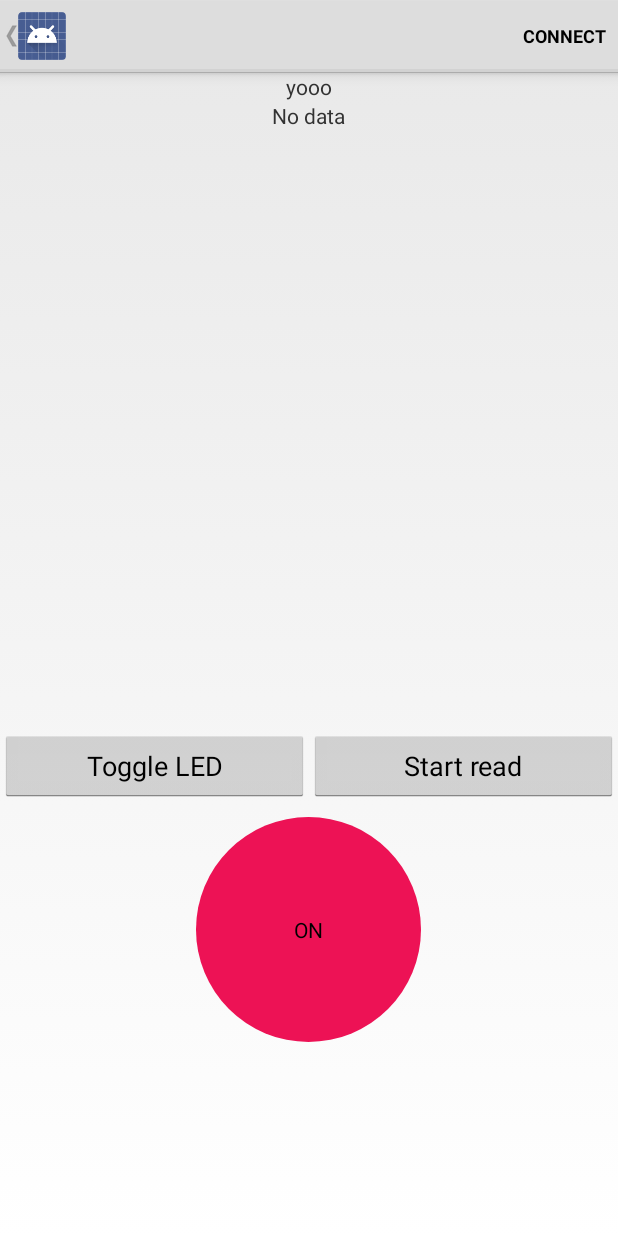
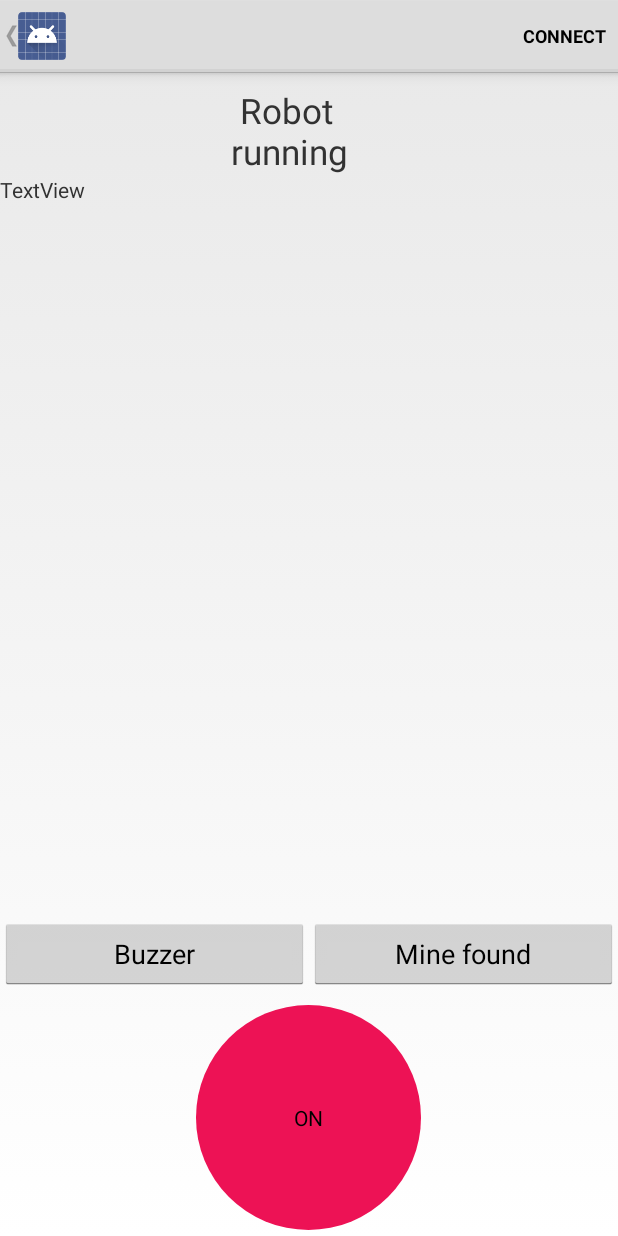
Before and after one commit to AntonioSurer/MineDetector-App, an Android app: the DeviceControlActivity screen opened directly, with no data from a screen before it, after a tap on an icon or button, on a phone screen of 412 x 824 dp. Run offline under Robolectric (Android 15) with nearby library versions, the phone set to English and light mode, and no system bars; 4 statements that could not run were skipped.

Commit message:
skicka data

```diff
--- a/Application/src/main/java/com/example/android/bluetoothlegatt/DeviceControlActivity.java
+++ b/Application/src/main/java/com/example/android/bluetoothlegatt/DeviceControlActivity.java
@@ -28,6 +28,7 @@ import android.content.ServiceConnection;
 import android.os.Bundle;
 import android.os.IBinder;
 import android.os.Vibrator;
+import android.support.design.widget.BottomSheetDialog;
 import android.util.Log;
 import android.view.Menu;
 import android.view.MenuItem;
@@ -169,6 +170,8 @@ public class DeviceControlActivity extends Activity {
         mDeviceName = intent.getStringExtra(EXTRAS_DEVICE_NAME);
         mDeviceAddress = intent.getStringExtra(EXTRAS_DEVICE_ADDRESS);
 
+
+
         /*
         // Sets up UI references.
         ((TextView) findViewById(R.id.device_address)).setText(mDeviceAddress);
@@ -187,18 +190,26 @@ public class DeviceControlActivity extends Activity {
 
         textView=findViewById(R.id.status_robot);
         textView.setVisibility(View.INVISIBLE);
+
+
+
+
+
+
+
+
     }
 
    public void changestateButton(View view){
     boolean checked = ((ToggleButton)view).isChecked();
     if(checked){
-
-         textView.setText("yooo");
+         mBluetoothLeService.writeCustomCharacteristic(111);
+         textView.setText(" Robot running");
          textView.setVisibility(view.VISIBLE);
    }
     else{
-
-    textView.setText("yaaaa");
+        mBluetoothLeService.writeCustomCharacteristic(101);
+        textView.setText("Robot stop");
 
     }
 
@@ -349,7 +360,7 @@ public class DeviceControlActivity extends Activity {
     public void onClickWrite(View v){
         if(mBluetoothLeService != null) {
             Vibrator vib = (Vibrator) getSystemService(Context.VIBRATOR_SERVICE);
-            mBluetoothLeService.writeCustomCharacteristic(1);
+            mBluetoothLeService.writeCustomCharacteristic(100);
             vib.vibrate(200);
         }
     }
--- a/Application/src/main/res/layout/led_control.xml
+++ b/Application/src/main/res/layout/led_control.xml
@@ -6,34 +6,38 @@
     android:gravity="center_horizontal">
 
 
+    <TextView
+        android:id="@+id/status_robot"
+        android:layout_width="103dp"
+        android:layout_height="wrap_content"
+        android:text="Status"
+        android:textSize="23sp"
+        android:layout_marginTop="10dp"/>
 
 
     <TextView
-        android:layout_width="wrap_content"
-        android:layout_height="wrap_content"
-        android:text="Status"
-        android:id="@+id/status_robot" />
+        android:id="@+id/textView"
+        android:layout_width="match_parent"
+        android:layout_height="95dp"
+        android:text="TextView"
+        android:orientation="horizontal"
 
-    <TextView
-        android:layout_width="wrap_content"
-        android:layout_height="wrap_content"
-        android:text="@string/no_data"
-        android:id="@+id/data_value" />
+        />
 
     <LinearLayout
         android:layout_width="match_parent"
         android:layout_height="wrap_content"
-        android:orientation="horizontal"
         android:layout_marginTop="400dp"
-        android:gravity="center_horizontal">>
+        android:gravity="center_horizontal"
+        android:orientation="horizontal">>
 
         <Button
-            android:id="@+id/button2"
+            android:id="@+id/show_dialog"
             android:layout_width="0dp"
             android:layout_height="wrap_content"
             android:layout_weight="50"
             android:onClick="onClickWrite"
-            android:text="Toggle LED" />
+            android:text="Buzzer" />
 
         <Button
             android:id="@+id/button"
@@ -41,7 +45,7 @@
             android:layout_height="wrap_content"
             android:layout_weight="50"
             android:onClick="onClickRead"
-            android:text="Start read" />
+            android:text="Mine found" />
     </LinearLayout>
 
     <ToggleButton
@@ -56,4 +60,6 @@
         android:text="start-stop" />
 
 
+
+
 </LinearLayout>
--- a/Application/src/main/res/values-v21/base-colors.xml
+++ b/Application/src/main/res/values-v21/base-colors.xml
@@ -17,5 +17,10 @@
 
 <resources>
 
+    <color name="colorPrimary"> #ed3117</color>
+    <color name="colorPrimaryDark"> #e12284</color>
+    <color name="colorAccent"> #cccccc</color>
+
+
 
 </resources>
```
Also changed, not shown: Application/build.gradle (+5 -4 lines), Application/src/main/res/layout/dialog_layout.xml (added, +26 -0 lines), 181 other files.
